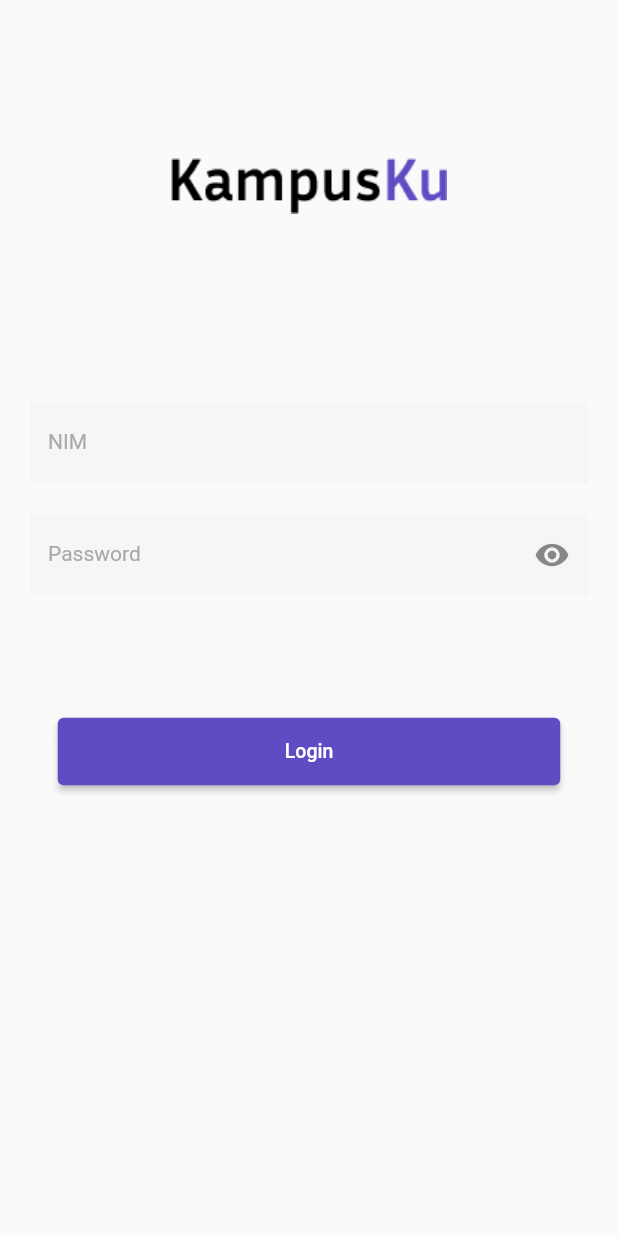
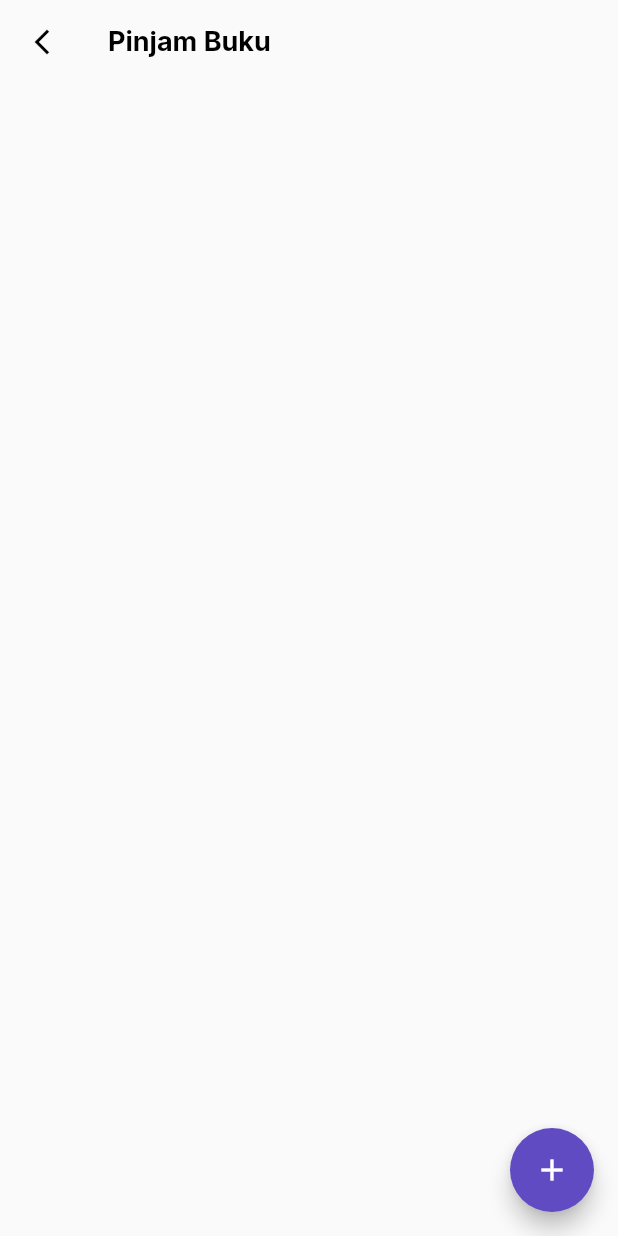
Before and after one commit to shandikadav/kampusku-app, a Flutter app: the screen it shows after launch, on a phone screen of 412 x 824 dp. Run offline on Flutter 3.47's test engine with Material 2 defaults, Android fonts, the phone set to English and light mode, and no system bars; our stand-ins replace carousel_slider.

Commit message:
adding borrow menu page

```diff
--- a/lib/main.dart
+++ b/lib/main.dart
@@ -1,4 +1,5 @@
 import 'package:flutter/material.dart';
+import 'package:kampusku_app/pages/borrowbook_page.dart';
 import 'package:kampusku_app/pages/homepage.dart';
 import 'package:kampusku_app/pages/kelas_page.dart';
 import 'package:kampusku_app/pages/login_page.dart';
@@ -20,6 +21,7 @@
         '/login': (context) => const LoginPage(),
         '/homepage': (context) => const HomePage(),
         '/kelaspage': (context) => const KelasPage(),
+        '/borrowpage': (context) => const BorrowPage(),
       },
     );
   }
--- /dev/null
+++ b/lib/pages/borrowbook_page.dart
@@ -0,0 +1,39 @@
+import 'package:flutter/material.dart';
+
+class BorrowPage extends StatelessWidget {
+  const BorrowPage({super.key});
+
+  @override
+  Widget build(BuildContext context) {
+    return MaterialApp(
+      debugShowCheckedModeBanner: false,
+      home: Scaffold(
+        appBar: AppBar(
+          backgroundColor: Colors.transparent,
+          elevation: 0,
+          leading: IconButton(
+              onPressed: () {},
+              icon: Icon(
+                Icons.arrow_back_ios_new,
+                color: Colors.black,
+                size: 20,
+              )),
+          title: Text(
+            "Pinjam Buku",
+            style: TextStyle(color: Colors.black, fontSize: 18, fontFamily: 'Inter', fontWeight: FontWeight.w700),
+          ),
+        ),
+        body: ListView(
+          children: [
+
+          ],
+        ),
+        floatingActionButton: FloatingActionButton(
+          backgroundColor: Color.fromRGBO(97, 75, 195, 1.0),
+          onPressed: (){},
+          child: Icon(Icons.add),
+        ),
+      ),
+    );
+  }
+}
--- a/lib/pages/splash_page.dart
+++ b/lib/pages/splash_page.dart
@@ -14,7 +14,7 @@
     // TODO: implement initState
 
     Timer(Duration(seconds: 2),
-        (() => Navigator.pushNamed(context, '/login')));
+        (() => Navigator.pushNamed(context, '/borrowpage')));
 
     super.initState();
   }
```
Also changed, not shown: pubspec.yaml (+12 -6 lines), fonts/Inter-Black.ttf (added), fonts/Inter-Bold.ttf (added), fonts/Inter-ExtraBold.ttf (added), fonts/Inter-ExtraLight.ttf (added), fonts/Inter-Light.ttf (added), fonts/Inter-Medium.ttf (added), fonts/Inter-Regular.ttf (added), fonts/Inter-SemiBold.ttf (added), fonts/Inter-Thin.ttf (added).
